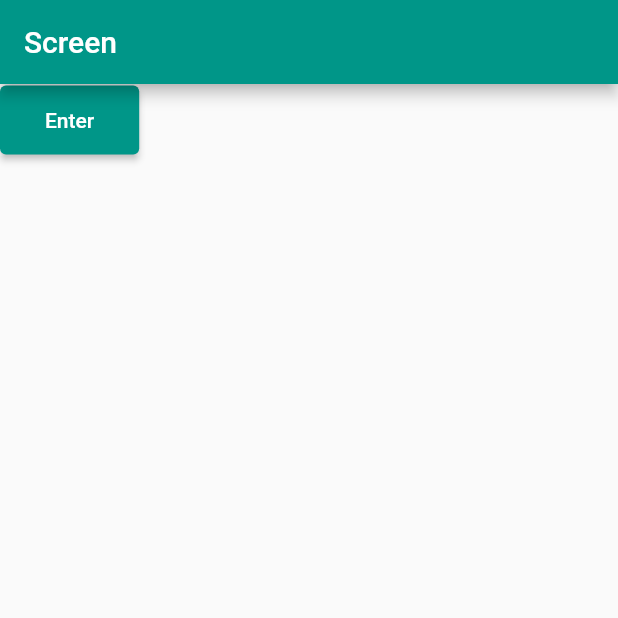
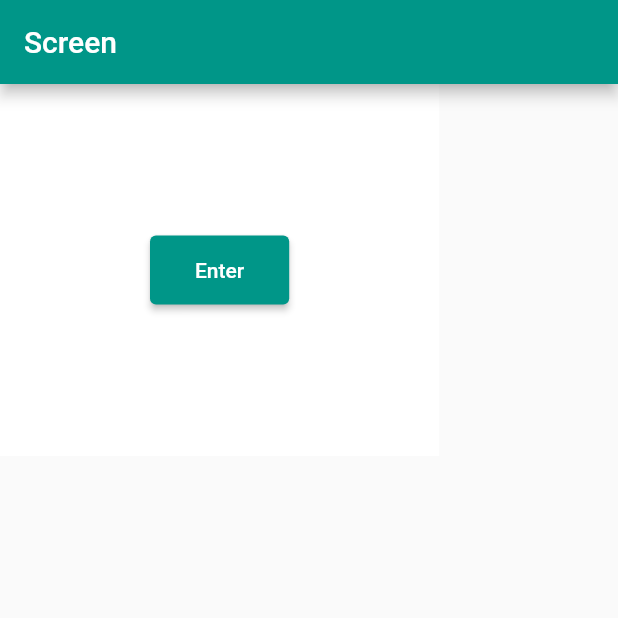
Before and after one commit to arzzitt/testgithub, a Flutter app: the screen it shows after launch, on a phone screen of 412 x 824 dp, the top half of it. Run offline on Flutter 3.47's test engine with Material 2 defaults, Android fonts, the phone set to English and light mode, and no system bars; our stand-ins replace permission_handler; missing offline and left inert: agora_rtc_engine.

Commit message:
Initial commit

```diff
--- a/lib/main.dart
+++ b/lib/main.dart
@@ -17,6 +17,7 @@ class MyApp extends StatelessWidget {
               backgroundColor: Colors.teal,
             ),
             body: Container(
+              padding: EdgeInsets.symmetric(vertical: 100.0,horizontal: 100.0),
               color: Colors.white,
               child: ElevatedButton(
                   child: const Text('Enter'),
--- a/lib/utils/homepage.dart
+++ b/lib/utils/homepage.dart
@@ -251,6 +251,8 @@ class _CallPageState extends State<CallPage> {
             child: Row(
               children: [
                 Container(
+                  height: 100.0,
+                   width: 100.0,
                     color: Colors.transparent,
                     child: GestureDetector(
                       onTap: () {
```
